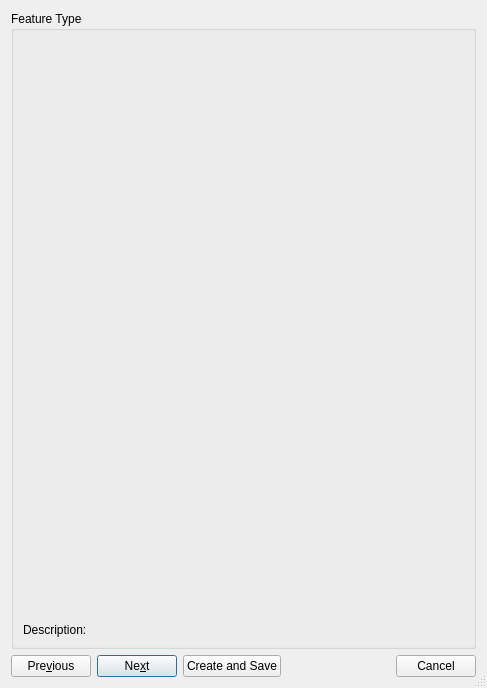
Above: src/qt-widgets/CreateFeatureDialogUi.ui from GPlates/GPlates before the change. Below: the same form after it.
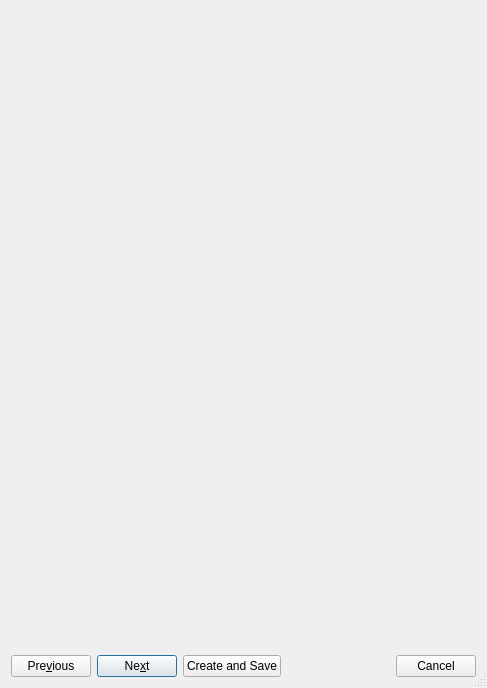
That is the form after the change. The open tabs and pages were chosen to show the change. Icons and pictures are not drawn.

```diff
--- a/src/qt-widgets/CreateFeatureDialogUi.ui
+++ b/src/qt-widgets/CreateFeatureDialogUi.ui
@@ -177,6 +177,16 @@
        </item>
       </layout>
      </widget>
+     <widget class="QWidget" name="page_conjugate_properties">
+      <layout class="QVBoxLayout" name="verticalLayout_4">
+       <property name="margin">
+        <number>0</number>
+       </property>
+       <item>
+        <widget class="QWidget" name="widget_conjugate_properties_page_placeholder" native="true"/>
+       </item>
+      </layout>
+     </widget>
      <widget class="QWidget" name="page_feature_collection">
       <layout class="QVBoxLayout">
        <property name="margin">
```
Left out of the diff: 8 changed lines with no effect on the pictures.
